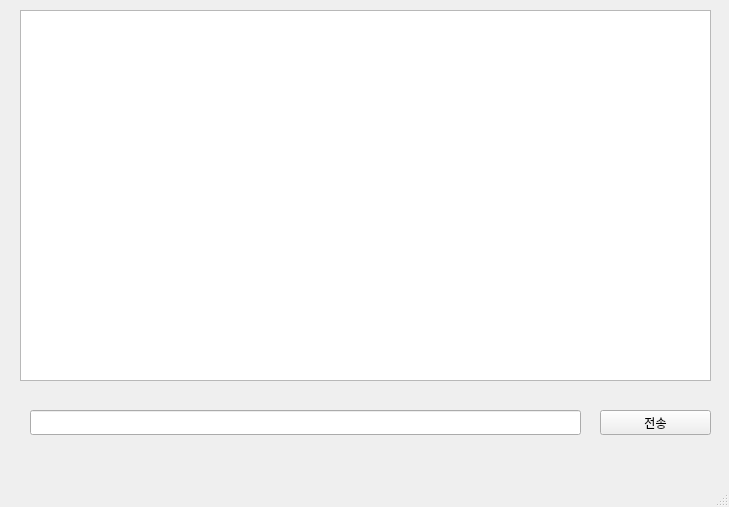
Before: the Qt Designer form Server/Server.ui in BLUEVERY8/chat, drawn with Qt 5.
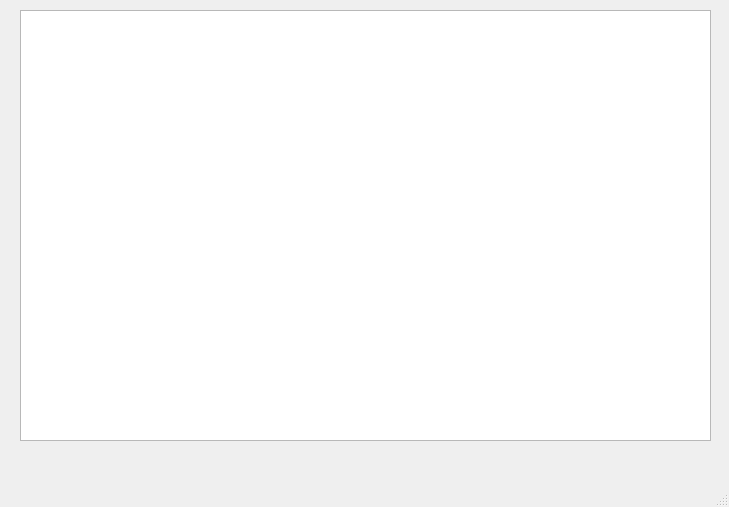
After: the same form once the commit is applied.

```diff
--- a/Server/Server.ui
+++ b/Server/Server.ui
@@ -29,36 +29,10 @@
       <x>20</x>
       <y>10</y>
       <width>691</width>
-      <height>371</height>
+      <height>431</height>
      </rect>
     </property>
    </widget>
-   <widget class="QLineEdit" name="lineEdit">
-    <property name="geometry">
-     <rect>
-      <x>30</x>
-      <y>410</y>
-      <width>551</width>
-      <height>25</height>
-     </rect>
-    </property>
-   </widget>
-   <widget class="QPushButton" name="sendButton">
-    <property name="geometry">
-     <rect>
-      <x>600</x>
-      <y>410</y>
-      <width>111</width>
-      <height>25</height>
-     </rect>
-    </property>
-    <property name="locale">
-     <locale language="Korean" country="SouthKorea"/>
-    </property>
-    <property name="text">
-     <string>전송</string>
-    </property>
-   </widget>
   </widget>
   <widget class="QMenuBar" name="menubar">
    <property name="geometry">
```
